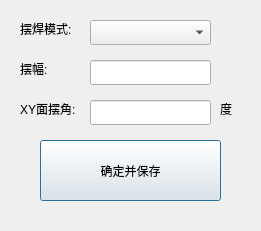
First picture: the form in setcraft2dlg.ui, repository qubo188612/qtwelding, before the edit.
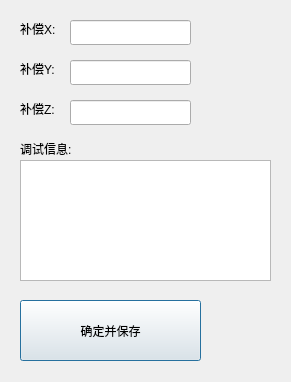
Second picture: the form after the edit.

Patch:
```diff
--- a/setcraft2dlg.ui
+++ b/setcraft2dlg.ui
@@ -6,100 +6,74 @@
    <rect>
     <x>0</x>
     <y>0</y>
-    <width>261</width>
-    <height>231</height>
+    <width>291</width>
+    <height>382</height>
    </rect>
   </property>
   <property name="windowTitle">
    <string>Dialog</string>
   </property>
-  <widget class="QLabel" name="label_9">
+  <widget class="QLineEdit" name="lineEdit_Y">
    <property name="geometry">
     <rect>
-     <x>20</x>
-     <y>20</y>
-     <width>67</width>
-     <height>17</height>
+     <x>70</x>
+     <y>60</y>
+     <width>121</width>
+     <height>25</height>
     </rect>
    </property>
-   <property name="text">
-    <string>摆焊模式:</string>
-   </property>
   </widget>
-  <widget class="QLabel" name="label_12">
+  <widget class="QTextBrowser" name="record">
    <property name="geometry">
     <rect>
-     <x>220</x>
-     <y>100</y>
-     <width>21</width>
-     <height>17</height>
-    </rect>
-   </property>
-   <property name="text">
-    <string>度</string>
-   </property>
-  </widget>
-  <widget class="QLabel" name="label_11">
-   <property name="geometry">
-    <rect>
      <x>20</x>
-     <y>100</y>
-     <width>71</width>
-     <height>17</height>
+     <y>160</y>
+     <width>251</width>
+     <height>121</height>
     </rect>
    </property>
-   <property name="text">
-    <string>XY面摆角:</string>
-   </property>
   </widget>
   <widget class="QLabel" name="label_10">
    <property name="geometry">
     <rect>
      <x>20</x>
-     <y>60</y>
-     <width>41</width>
+     <y>20</y>
+     <width>51</width>
      <height>17</height>
     </rect>
    </property>
    <property name="text">
-    <string>摆幅:</string>
+    <string>补偿X:</string>
    </property>
   </widget>
   <widget class="QLineEdit" name="lineEdit_pendulum_phaseangle">
    <property name="geometry">
     <rect>
-     <x>90</x>
-     <y>100</y>
-     <width>121</width>
-     <height>25</height>
-    </rect>
-   </property>
-  </widget>
-  <widget class="QComboBox" name="comboBox_pendulum_mode">
-   <property name="geometry">
-    <rect>
-     <x>90</x>
+     <x>70</x>
      <y>20</y>
      <width>121</width>
      <height>25</height>
     </rect>
    </property>
   </widget>
-  <widget class="QLineEdit" name="lineEdit_pendulum_swing">
+  <widget class="QLabel" name="label_15">
    <property name="geometry">
     <rect>
-     <x>90</x>
-     <y>60</y>
-     <width>121</width>
-     <height>25</height>
+     <x>20</x>
+     <y>100</y>
+     <width>51</width>
+     <height>17</height>
     </rect>
    </property>
+   <property name="text">
+    <string>补偿Z:</string>
+   </property>
   </widget>
   <widget class="QPushButton" name="pushButton_2">
    <property name="geometry">
     <rect>
-     <x>40</x>
-     <y>140</y>
+     <x>20</x>
+     <y>300</y>
      <width>181</width>
      <height>61</height>
     </rect>
@@ -108,6 +82,42 @@
     <string>确定并保存</string>
    </property>
   </widget>
+  <widget class="QLabel" name="label_8">
+   <property name="geometry">
+    <rect>
+     <x>20</x>
+     <y>140</y>
+     <width>67</width>
+     <height>17</height>
+    </rect>
+   </property>
+   <property name="text">
+    <string>调试信息:</string>
+   </property>
+  </widget>
+  <widget class="QLabel" name="label_14">
+   <property name="geometry">
+    <rect>
+     <x>20</x>
+     <y>60</y>
+     <width>51</width>
+     <height>17</height>
+    </rect>
+   </property>
+   <property name="text">
+    <string>补偿Y:</string>
+   </property>
+  </widget>
+  <widget class="QLineEdit" name="lineEdit_Z">
+   <property name="geometry">
+    <rect>
+     <x>70</x>
+     <y>100</y>
+     <width>121</width>
+     <height>25</height>
+    </rect>
+   </property>
+  </widget>
  </widget>
  <resources/>
  <connections/>
```
Left out of the diff: 6 changed lines with no effect on the pictures.
